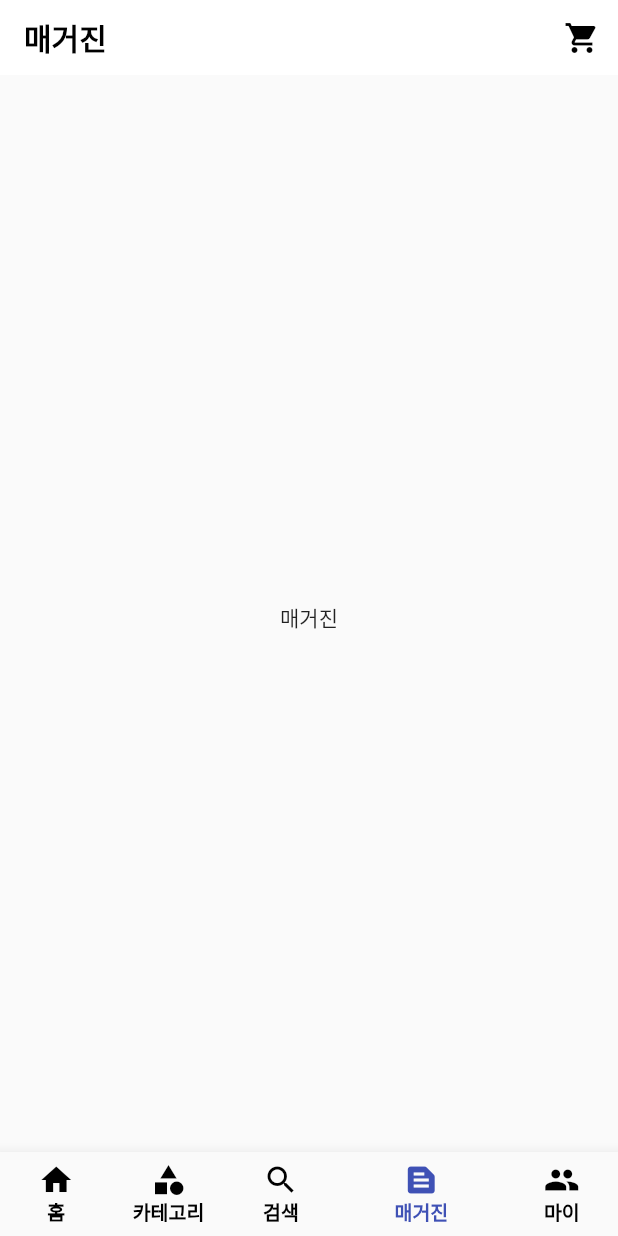
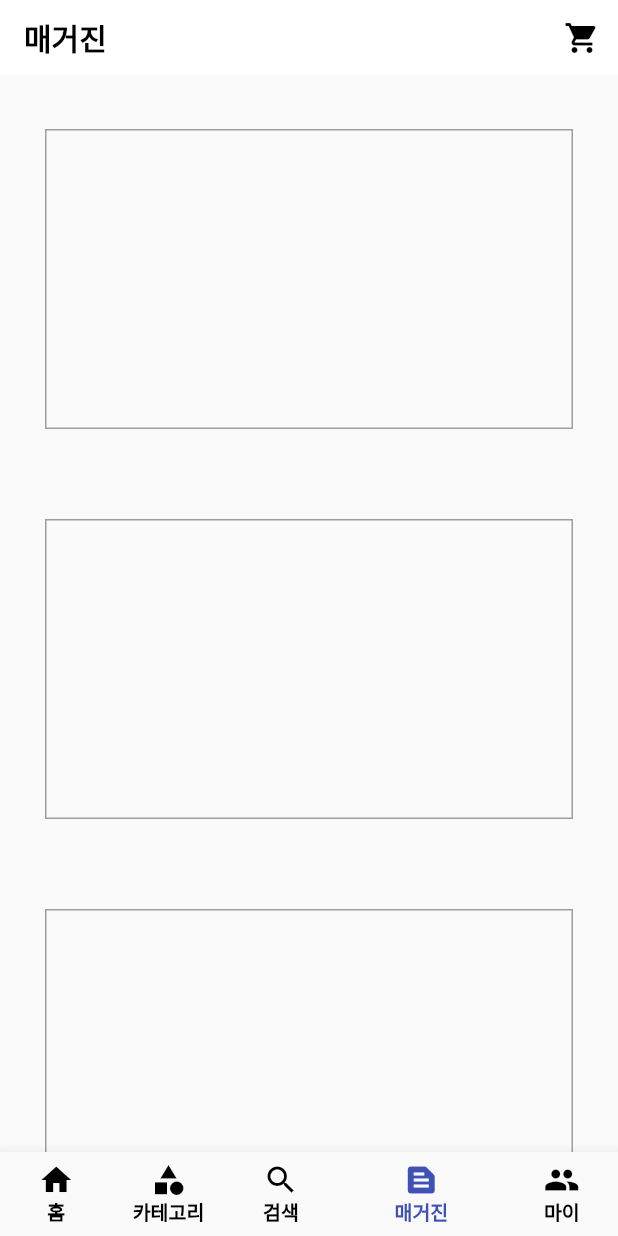
Before and after one commit to habigkys/flutter_study, a Flutter app: the screen it shows after launch, item 4 of the bottom bar chosen, on a phone screen of 412 x 824 dp. Run offline on Flutter 3.47's test engine with Material 2 defaults, Android fonts, the phone set to English and light mode, and no system bars; our stand-ins replace get.

Commit message:
매거진 박스 그리기
Signed-off-by: lou <habigkys@naver.com>

```diff
--- a/flutter_native_splash.yaml
+++ b/flutter_native_splash.yaml
@@ -10,7 +10,7 @@ flutter_native_splash:
   # of your splash screen to a solid color.  Use background_image to set the background of your
   # splash screen to a png image.  This is useful for gradients. The image will be stretch to the
   # size of the app. Only one parameter can be used, color and background_image cannot both be set.
-  color: "#42a5f5"
+  color: "#ffffff"
   #background_image: "assets/background.png"
 
   # Optional parameters are listed below.  To enable a parameter, uncomment the line by removing
--- a/lib/magazine/magazine.dart
+++ b/lib/magazine/magazine.dart
@@ -11,11 +11,62 @@ class MagazinePage extends StatelessWidget {
     return Scaffold(
       appBar: BaseAppBar(appBar: AppBar(), title: title),
       body: Center(
-        child: Column(
-          mainAxisAlignment: MainAxisAlignment.center,
-          children: const <Widget>[
-            Text(
-              '매거진',
+        child: ListView(
+          children: <Widget>[
+            Container(
+              height: 200.0,
+              margin: const EdgeInsets.all(30.0),
+              padding: const EdgeInsets.all(10.0),
+              decoration: BoxDecoration(
+                border: Border.all(
+                  width: 1,
+                  color: Colors.grey,
+                ),
+              ),
+            ),
+            Container(
+              height: 200.0,
+              margin: const EdgeInsets.all(30.0),
+              padding: const EdgeInsets.all(10.0),
+              decoration: BoxDecoration(
+                border: Border.all(
+                  width: 1,
+                  color: Colors.grey,
+                ),
+              ),
+            ),
+            Container(
+              height: 200.0,
+              margin: const EdgeInsets.all(30.0),
+              padding: const EdgeInsets.all(10.0),
+              decoration: BoxDecoration(
+                border: Border.all(
+                  width: 1,
+                  color: Colors.grey,
+                ),
+              ),
+            ),
+            Container(
+              height: 200.0,
+              margin: const EdgeInsets.all(30.0),
+              padding: const EdgeInsets.all(10.0),
+              decoration: BoxDecoration(
+                border: Border.all(
+                  width: 1,
+                  color: Colors.grey,
+                ),
+              ),
+            ),
+            Container(
+              height: 200.0,
+              margin: const EdgeInsets.all(30.0),
+              padding: const EdgeInsets.all(10.0),
+              decoration: BoxDecoration(
+                border: Border.all(
+                  width: 1,
+                  color: Colors.grey,
+                ),
+              ),
             ),
           ],
         ),
--- a/lib/main.dart
+++ b/lib/main.dart
@@ -1,4 +1,5 @@
 import 'package:flutter/material.dart';
+import 'package:get/get.dart';
 import 'package:imitate_sirloin/home/home.dart';
 import 'package:imitate_sirloin/category/category.dart';
 import 'package:imitate_sirloin/magazine/magazine.dart';
@@ -16,7 +17,7 @@ class MyApp extends StatelessWidget {
 
   @override
   Widget build(BuildContext context) {
-    return const MaterialApp(
+    return const GetMaterialApp(
       debugShowCheckedModeBanner: false,
       title: _title,
       home: MainPage(),
--- a/pubspec.yaml
+++ b/pubspec.yaml
@@ -32,6 +32,8 @@ dependencies:
   flutter:
     sdk: flutter
   flutter_native_splash: ^2.2.7
+  get: ^4.6.1
+  http: ^0.13.4
 
 
   # The following adds the Cupertino Icons font to your application.
```
Also changed, not shown: pubspec.lock, 5 other files.
